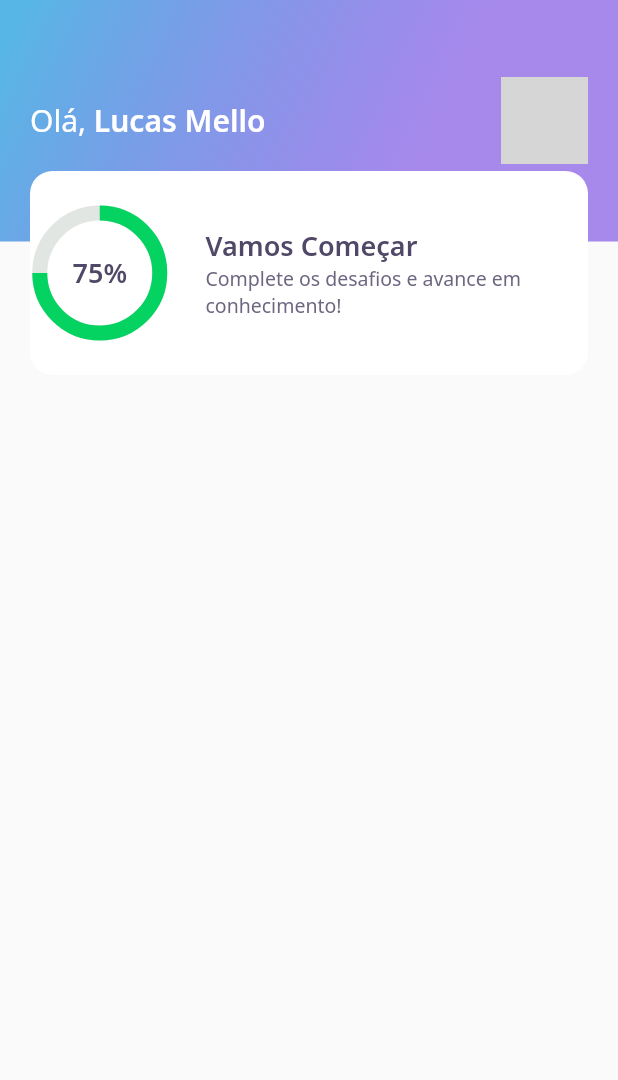
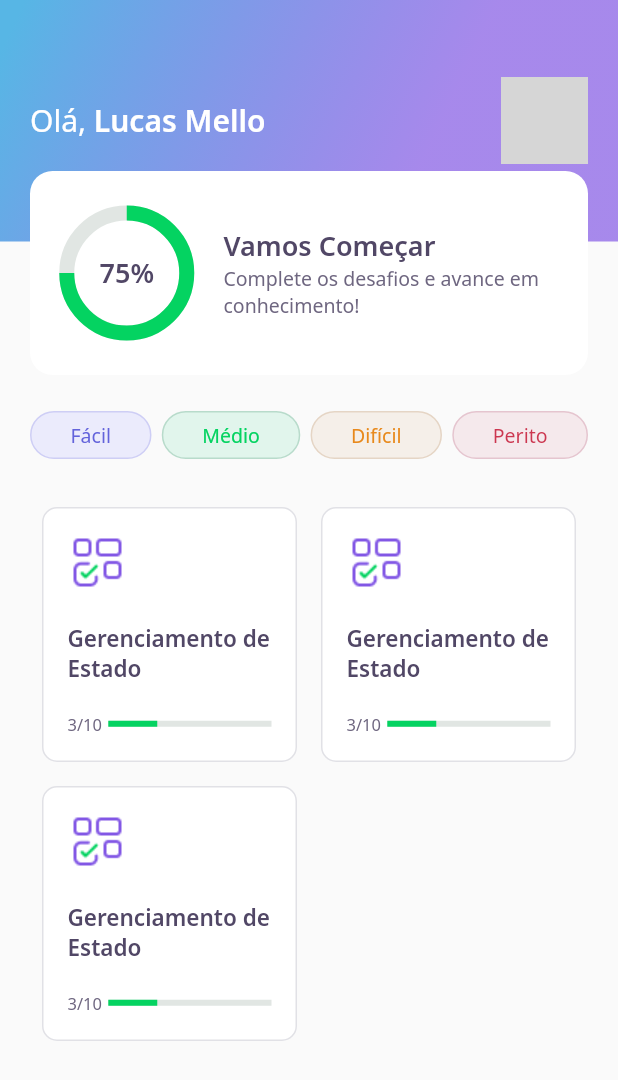
Before and after one commit to lucassmelloo/rocketseat-nlw5-flutter, a Flutter app: the HomePage screen opened directly, on a phone screen of 412 x 824 dp. Shown: the top 1080 px of the screen. Run offline on Flutter 3.47's test engine with Material 2 defaults, Android fonts, the phone set to English and light mode, and no system bars; our stand-ins replace google_fonts; network calls fail; grey boxes are pictures that could not be loaded.

Commit message:
Segunda aula 1.04.17

```diff
--- /dev/null
+++ b/lib/challenge/challenge_page.dart
@@ -0,0 +1,15 @@
+import 'package:flutter/material.dart';
+
+class ChallengePage extends StatefulWidget {
+  ChallengePage({Key? key}) : super(key: key);
+
+  @override
+  _ChallengePageState createState() => _ChallengePageState();
+}
+
+class _ChallengePageState extends State<ChallengePage> {
+  @override
+  Widget build(BuildContext context) {
+    return Scaffold();
+  }
+}
--- a/lib/core/app_widget.dart
+++ b/lib/core/app_widget.dart
@@ -1,3 +1,4 @@
+import 'package:DevQuiz/challenge/challenge_page.dart';
 import 'package:DevQuiz/home/home_page.dart';
 import 'package:DevQuiz/splash/splash_page.dart';
 import 'package:flutter/material.dart';
@@ -7,7 +8,7 @@ class AppWidget extends StatelessWidget {
   Widget build(BuildContext context) {
     return MaterialApp(
       title: "DevQuiz",
-      home: HomePage(),
+      home: ChallengePage(),
     );
   }
 }
--- a/lib/home/home_page.dart
+++ b/lib/home/home_page.dart
@@ -1,3 +1,5 @@
+import 'package:DevQuiz/home/widgets/levelbutton/level_button_widget.dart';
+import 'package:DevQuiz/home/widgets/quizcard/quiz_card_widgets.dart';
 import 'package:flutter/material.dart';
 import 'package:DevQuiz/home/widgets/appbar/app_bar_widget.dart';
 
@@ -13,6 +15,38 @@ class _HomePageState extends State<HomePage> {
   Widget build(BuildContext context) {
     return Scaffold(
       appBar: AppBarWidget(),
+      body: Padding(
+        padding: const EdgeInsets.symmetric(horizontal: 20),
+        child: Column(
+          children: [
+            SizedBox(
+              height: 24,
+            ),
+            Row(
+              mainAxisAlignment: MainAxisAlignment.spaceBetween,
+              children: [
+                LevelButtonWidget(label: "Fácil"),
+                LevelButtonWidget(label: "Médio"),
+                LevelButtonWidget(label: "Difícil"),
+                LevelButtonWidget(label: "Perito"),
+              ],
+            ),
+            SizedBox(
+              height: 24,
+            ),
+            Expanded(
+                child: GridView.count(
+              crossAxisCount: 2,
+              /* crossAxisSpacing: 16, */
+              children: [
+                QuizCardWidget(),
+                QuizCardWidget(),
+                QuizCardWidget(),
+              ],
+            ))
+          ],
+        ),
+      ),
     );
   }
 }
--- /dev/null
+++ b/lib/home/widgets/levelbutton/level_button_widget.dart
@@ -0,0 +1,56 @@
+import 'package:DevQuiz/core/app_colors.dart';
+import 'package:google_fonts/google_fonts.dart';
+import 'package:DevQuiz/core/app_text_styles.dart';
+import 'package:flutter/material.dart';
+
+class LevelButtonWidget extends StatelessWidget {
+  final String label;
+  LevelButtonWidget({Key? key, required this.label})
+      : assert(["Fácil", "Médio", "Difícil", "Perito"].contains(label)),
+        super(key: key);
+
+  final config = {
+    "Fácil": {
+      "color": AppColors.levelButtonFacil,
+      "borderColor": AppColors.levelButtonBorderFacil,
+      "fontColor": AppColors.levelButtonTextFacil,
+    },
+    "Médio": {
+      "color": AppColors.levelButtonMedio,
+      "borderColor": AppColors.levelButtonBorderMedio,
+      "fontColor": AppColors.levelButtonTextMedio,
+    },
+    "Difícil": {
+      "color": AppColors.levelButtonDificil,
+      "borderColor": AppColors.levelButtonBorderDificil,
+      "fontColor": AppColors.levelButtonTextDificil,
+    },
+    "Perito": {
+      "color": AppColors.levelButtonPerito,
+      "borderColor": AppColors.levelButtonBorderPerito,
+      "fontColor": AppColors.levelButtonTextPerito,
+    },
+  };
+
+  Color get color => config[label]!['color']!;
+  Color get bordercolor => config[label]!['borderColor']!;
+  Color get fontcolor => config[label]!['fontColor']!;
+
+  @override
+  Widget build(BuildContext context) {
+    return Container(
+      decoration: BoxDecoration(
+          color: color,
+          border: Border.fromBorderSide(BorderSide(color: bordercolor)),
+          borderRadius: BorderRadius.circular(28)),
+      child: Padding(
+        padding: const EdgeInsets.symmetric(horizontal: 26, vertical: 6),
+        child: Text(label,
+            style: GoogleFonts.notoSans(
+              color: fontcolor,
+              fontSize: 13,
+            )),
+      ),
+    );
+  }
+}
--- /dev/null
+++ b/lib/home/widgets/quizcard/quiz_card_widgets.dart
@@ -0,0 +1,62 @@
+import 'package:DevQuiz/core/app_images.dart';
+import 'package:DevQuiz/core/app_text_styles.dart';
+import 'package:flutter/material.dart';
+import 'package:DevQuiz/core/app_colors.dart';
+
+class QuizCardWidget extends StatelessWidget {
+  const QuizCardWidget({Key? key}) : super(key: key);
+
+  @override
+  Widget build(BuildContext context) {
+    return Container(
+      padding: const EdgeInsets.all(8.0),
+      child: Container(
+        padding: EdgeInsets.all(16),
+        decoration: BoxDecoration(
+            border: Border.fromBorderSide(BorderSide(color: AppColors.border)),
+            color: AppColors.white,
+            borderRadius: BorderRadius.circular(10)),
+        child: Column(
+          crossAxisAlignment: CrossAxisAlignment.start,
+          children: [
+            Container(
+              height: 40,
+              width: 40,
+              child: Image.asset(AppImages.blocks),
+            ),
+            SizedBox(
+              height: 20,
+            ),
+            Text(
+              "Gerenciamento de Estado",
+              style: AppTextStyles.heading15,
+            ),
+            SizedBox(
+              height: 20,
+            ),
+            Row(
+              children: [
+                Expanded(
+                  flex: 1,
+                  child: Text(
+                    "3/10",
+                    style: AppTextStyles.body11,
+                  ),
+                ),
+                Expanded(
+                  flex: 4,
+                  child: LinearProgressIndicator(
+                    value: 0.3,
+                    backgroundColor: AppColors.chartSecondary,
+                    valueColor:
+                        AlwaysStoppedAnimation<Color>(AppColors.chartPrimary),
+                  ),
+                )
+              ],
+            )
+          ],
+        ),
+      ),
+    );
+  }
+}
--- a/lib/home/widgets/scorecard/score_card_widget.dart
+++ b/lib/home/widgets/scorecard/score_card_widget.dart
@@ -14,13 +14,12 @@ class ScoreCardWidget extends StatelessWidget {
         height: 136,
         decoration: BoxDecoration(
             color: AppColors.white, borderRadius: BorderRadius.circular(15)),
+        child: Padding(
+          padding: const EdgeInsets.symmetric(horizontal: 24),
           child: Row(
             crossAxisAlignment: CrossAxisAlignment.center,
             children: [
-            Expanded(
-              flex: 1,
-              child: ChartWidget(),
-            ),
+              Expanded(flex: 1, child: ChartWidget()),
               Expanded(
                 flex: 3,
                 child: Padding(
@@ -44,6 +43,7 @@ class ScoreCardWidget extends StatelessWidget {
             ],
           ),
         ),
+      ),
     );
   }
 }
```
Lines whose indentation alone changed are shown as unchanged.
